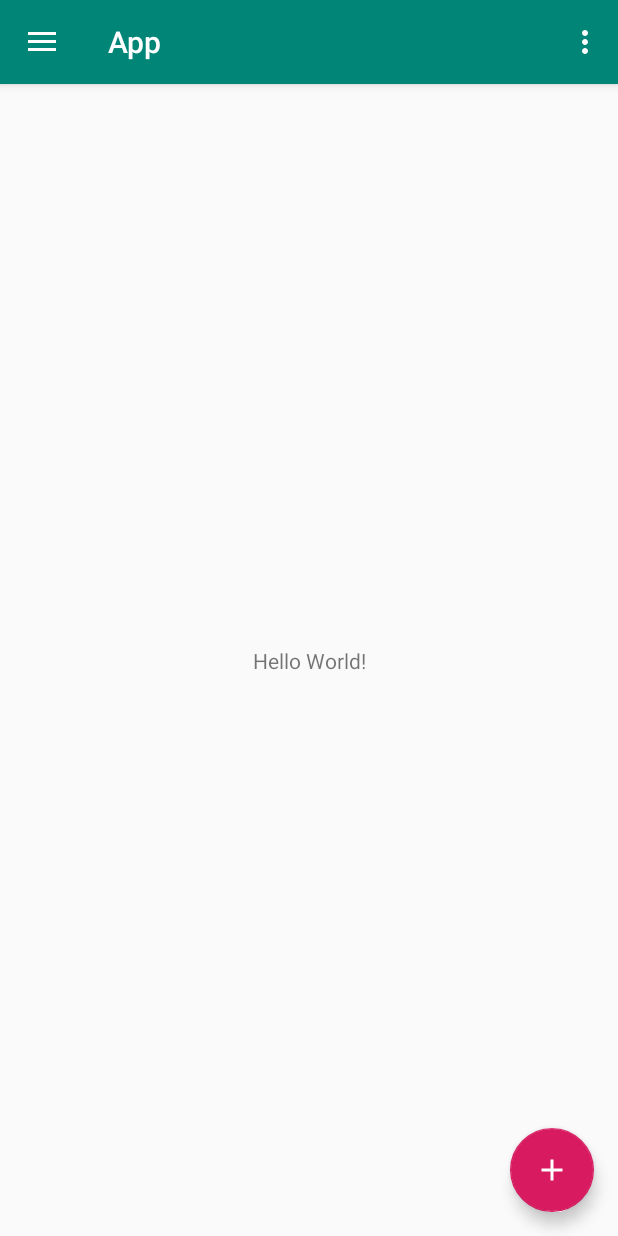
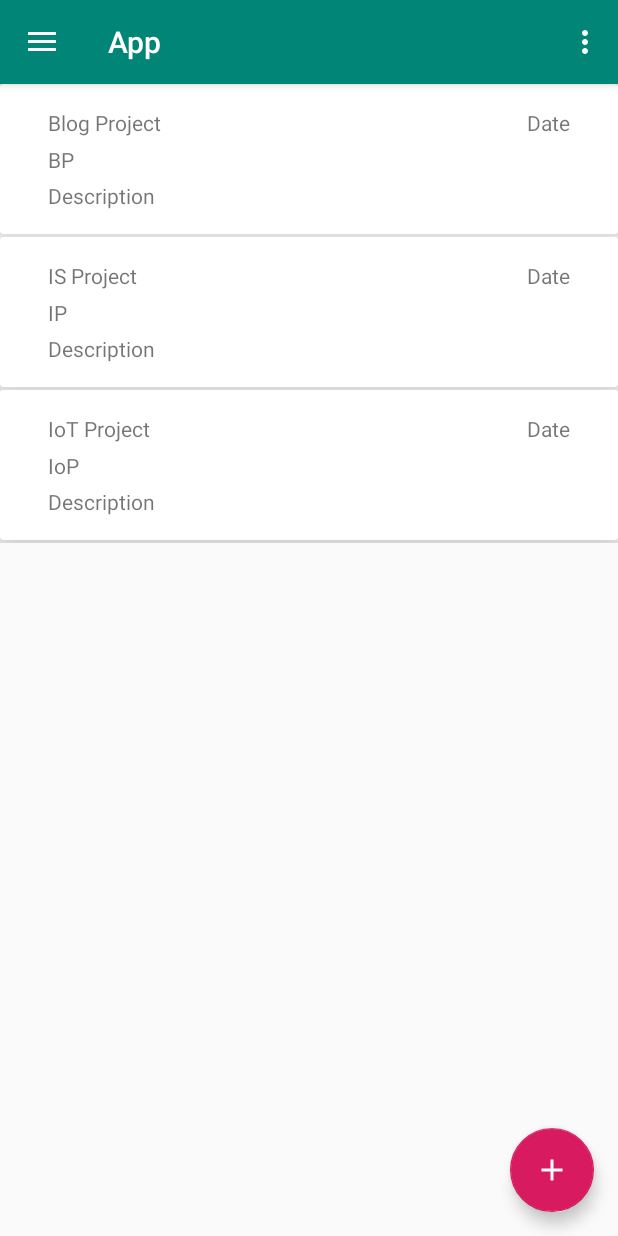
Before and after one commit to Risumi/Skripsi, an Android app: the screen it shows after launch (MainActivity), on a phone screen of 412 x 824 dp. Run offline under Robolectric (Android 15) with nearby library versions, the phone set to English and light mode, and no system bars.

Commit message:
Added recycler view to Project list

```diff
--- a/app/build.gradle
+++ b/app/build.gradle
@@ -27,4 +27,6 @@ dependencies {
     testImplementation 'junit:junit:4.12'
     androidTestImplementation 'com.android.support.test:runner:1.0.2'
     androidTestImplementation 'com.android.support.test.espresso:espresso-core:3.0.2'
+    implementation 'com.android.support:recyclerview-v7:28.0.0'
+    implementation 'com.android.support:cardview-v7:28.0.0'
 }
--- a/app/src/main/java/com/example/app/MainActivity.java
+++ b/app/src/main/java/com/example/app/MainActivity.java
@@ -3,6 +3,8 @@ package com.example.app;
 import android.os.Bundle;
 import android.support.design.widget.FloatingActionButton;
 import android.support.design.widget.Snackbar;
+import android.support.v7.widget.LinearLayoutManager;
+import android.support.v7.widget.RecyclerView;
 import android.view.View;
 import android.support.design.widget.NavigationView;
 import android.support.v4.view.GravityCompat;
@@ -13,8 +15,13 @@ import android.support.v7.widget.Toolbar;
 import android.view.Menu;
 import android.view.MenuItem;
 
+import java.util.ArrayList;
+
 public class MainActivity extends AppCompatActivity
         implements NavigationView.OnNavigationItemSelectedListener {
+    private RecyclerView mRecyclerView;
+    private RecyclerView.Adapter mAdapter;
+    private RecyclerView.LayoutManager mLayoutManager;
 
     @Override
     protected void onCreate(Bundle savedInstanceState) {
@@ -40,6 +47,16 @@ public class MainActivity extends AppCompatActivity
 
         NavigationView navigationView = (NavigationView) findViewById(R.id.nav_view);
         navigationView.setNavigationItemSelectedListener(this);
+
+        ArrayList<Project> listProject = new ArrayList<>();
+        listProject.add(new Project("Blog Project","BP"));
+        listProject.add(new Project("IS Project","IP"));
+        listProject.add(new Project("IoT Project","IoP"));
+        mRecyclerView = findViewById(R.id.rv_project);
+        mAdapter = new ProjectAdapter(this, listProject);
+        mRecyclerView.setAdapter(mAdapter);
+        mRecyclerView.setLayoutManager(new LinearLayoutManager(this));
+
     }
 
     @Override
--- /dev/null
+++ b/app/src/main/java/com/example/app/Project.java
@@ -0,0 +1,13 @@
+package com.example.app;
+
+public class Project {
+    String name;
+    String type;
+//    int image;
+
+    public Project(String name, String type) {
+        this.name = name;
+        this.type = type;
+//        this.image = image;
+    }
+}
--- /dev/null
+++ b/app/src/main/java/com/example/app/ProjectAdapter.java
@@ -0,0 +1,66 @@
+package com.example.app;
+
+import android.content.Context;
+import android.support.v7.widget.RecyclerView;
+import android.view.LayoutInflater;
+import android.view.View;
+import android.view.ViewGroup;
+import android.widget.TextView;
+import java.util.ArrayList;
+
+public class ProjectAdapter extends RecyclerView.Adapter<ProjectAdapter.ProjectViewHolder> {
+
+    LayoutInflater mInflater;
+    ArrayList<Project> projectArrayList;
+    Context _context;
+    Project current;
+
+
+    public ProjectAdapter(Context _context, ArrayList<Project> projectArrayList) {
+        this.mInflater = LayoutInflater.from(_context);
+        this.projectArrayList = projectArrayList;
+        this._context = _context;
+    }
+
+    class ProjectViewHolder extends RecyclerView.ViewHolder{
+        TextView ProjectName;
+        TextView ProjectStatus;
+        ProjectAdapter mAdapter;
+
+        public ProjectViewHolder(View itemView, ProjectAdapter adapter) {
+            super(itemView);
+            ProjectName = itemView.findViewById(R.id.txtName);
+            ProjectStatus = itemView.findViewById(R.id.txtStatus);
+            this.mAdapter = adapter;
+        }
+
+//        @Override
+//        public void onClick(View view) {
+//            Intent PokeIntent = new Intent(_context, PokemonInfo.class);
+//            Bundle bundle = new Bundle();
+//            PokeIntent.putExtra("nama",ProjectName.getText().toString());
+//
+//            _context.startActivities(new Intent[]{PokeIntent});
+//            Log.d("click","yay !");
+//        }
+    }
+
+    @Override
+    public ProjectViewHolder onCreateViewHolder(ViewGroup parent, int viewType) {
+        View itemView = mInflater.inflate(R.layout.project_card,parent,false);
+        return new ProjectViewHolder(itemView,this);
+    }
+
+    @Override
+    public void onBindViewHolder(ProjectViewHolder holder, int position) {
+        current = projectArrayList.get(position);
+//        holder.PokemonImage.setImageResource(current.image);
+        holder.ProjectName.setText(current.name);
+        holder.ProjectStatus.setText(current.type);
+    }
+
+    @Override
+    public int getItemCount() {
+        return projectArrayList.size();
+    }
+}
--- a/app/src/main/res/layout/content_main.xml
+++ b/app/src/main/res/layout/content_main.xml
@@ -8,13 +8,9 @@
     tools:context=".MainActivity"
     tools:showIn="@layout/app_bar_main">
 
-    <TextView
-        android:layout_width="wrap_content"
-        android:layout_height="wrap_content"
-        android:text="Hello World!"
-        app:layout_constraintBottom_toBottomOf="parent"
-        app:layout_constraintLeft_toLeftOf="parent"
-        app:layout_constraintRight_toRightOf="parent"
-        app:layout_constraintTop_toTopOf="parent" />
+    <android.support.v7.widget.RecyclerView
+        android:id="@+id/rv_project"
+        android:layout_width="match_parent"
+        android:layout_height="match_parent" />
 
 </android.support.constraint.ConstraintLayout>
--- /dev/null
+++ b/app/src/main/res/layout/project_card.xml
@@ -0,0 +1,68 @@
+<?xml version="1.0" encoding="utf-8"?>
+<android.support.constraint.ConstraintLayout xmlns:android="http://schemas.android.com/apk/res/android"
+    xmlns:app="http://schemas.android.com/apk/res-auto"
+    xmlns:tools="http://schemas.android.com/tools"
+    android:id="@+id/linearLayout2"
+    android:layout_width="match_parent"
+    android:layout_height="wrap_content">
+
+    <android.support.v7.widget.CardView
+        android:id="@+id/cardView"
+        android:layout_width="0dp"
+        android:layout_height="100dp"
+        android:layout_marginBottom="2dp"
+        app:cardElevation="20dp"
+        app:layout_constraintBottom_toBottomOf="parent"
+        app:layout_constraintEnd_toEndOf="parent"
+        app:layout_constraintStart_toStartOf="parent"
+        app:layout_constraintTop_toTopOf="parent">
+
+        <android.support.constraint.ConstraintLayout
+            android:layout_width="match_parent"
+            android:layout_height="match_parent">
+
+            <TextView
+                android:id="@+id/txtStatus"
+                android:layout_width="wrap_content"
+                android:layout_height="wrap_content"
+                android:layout_marginStart="32dp"
+                android:layout_marginTop="8dp"
+                android:layout_marginBottom="8dp"
+                android:text="Status"
+                app:layout_constraintBottom_toTopOf="@+id/txtDescription"
+                app:layout_constraintStart_toStartOf="parent"
+                app:layout_constraintTop_toBottomOf="@+id/txtName" />
+
+            <TextView
+                android:id="@+id/txtDate"
+                android:layout_width="wrap_content"
+                android:layout_height="wrap_content"
+                android:layout_marginTop="16dp"
+                android:layout_marginEnd="32dp"
+                android:text="Date"
+                app:layout_constraintEnd_toEndOf="parent"
+                app:layout_constraintTop_toTopOf="parent" />
+
+            <TextView
+                android:id="@+id/txtDescription"
+                android:layout_width="wrap_content"
+                android:layout_height="wrap_content"
+                android:layout_marginStart="32dp"
+                android:layout_marginBottom="16dp"
+                android:text="Description"
+                app:layout_constraintBottom_toBottomOf="parent"
+                app:layout_constraintStart_toStartOf="parent" />
+
+            <TextView
+                android:id="@+id/txtName"
+                android:layout_width="wrap_content"
+                android:layout_height="wrap_content"
+                android:layout_marginStart="32dp"
+                android:layout_marginTop="16dp"
+                android:text="Project Name"
+                app:layout_constraintStart_toStartOf="parent"
+                app:layout_constraintTop_toTopOf="parent" />
+
+        </android.support.constraint.ConstraintLayout>
+    </android.support.v7.widget.CardView>
+</android.support.constraint.ConstraintLayout>
```
